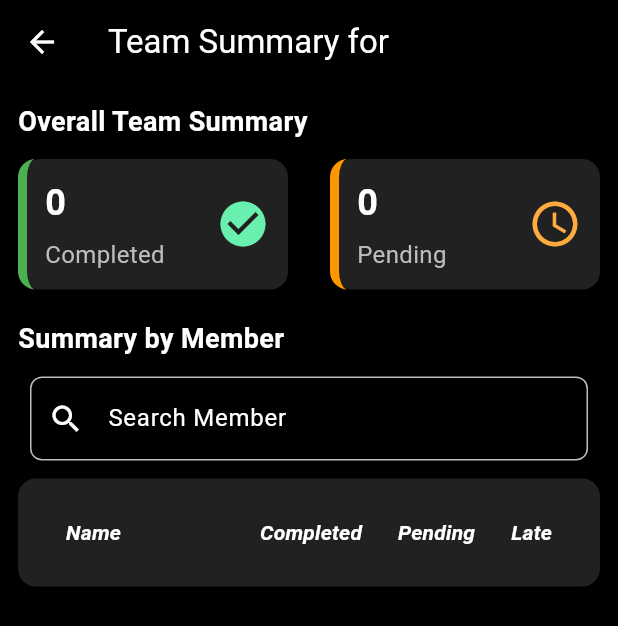
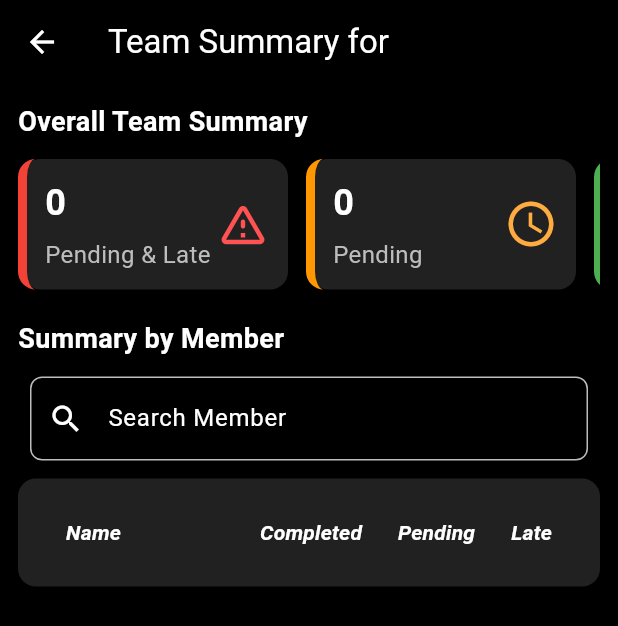
Before and after one commit to DevTapGym/to_do_list_app, a Flutter app: the TeamSummaryPage screen opened directly with empty values, on a phone screen of 412 x 824 dp. Shown: the top 626 px of the screen. Run offline on Flutter 3.47's test engine with Material 3 defaults, Android fonts, the phone set to English and light mode, and no system bars; our stand-ins replace dio, firebase_auth, firebase_core, fl_chart, flutter_bloc, flutter_local_notifications and 8 more; missing offline and left inert: image_gallery_saver_plus, mobile_scanner; accounts and stored records are empty.

Commit message:
Update Pending&Late

```diff
--- a/lib/screens/team/TeamSummaryPage.dart
+++ b/lib/screens/team/TeamSummaryPage.dart
@@ -47,13 +47,21 @@ class _TeamSummaryPageState extends State<TeamSummaryPage> {
 
   @override
   Widget build(BuildContext context) {
+    final now = DateTime.now();
     final colors = AppThemeConfig.getColors(context);
-
+    final isDark = widget.isDark;
     int teamCompletedTasksCount =
         widget.allTeamTasks.where((task) => task.isCompleted).length;
     int teamPendingTasksCount =
-        widget.allTeamTasks.where((task) => !task.isCompleted).length;
-
+        widget.allTeamTasks.where((task) => !task.isCompleted && task.deadline.isAfter(now)).length;
+    int teamPendingLateTasksCount =
+                    widget.allTeamTasks
+                        .where(
+                          (task) =>
+                              !task.isCompleted &&
+                              task.deadline.isBefore(DateTime.now()),
+                        )
+                        .length;
     final filteredMembers =
         widget.team.teamMembers.where((member) {
           final userName = member.user?.name.toLowerCase() ?? '';
@@ -84,28 +92,50 @@ class _TeamSummaryPageState extends State<TeamSummaryPage> {
                 ),
               ),
               const SizedBox(height: 12),
-              Row(
-                mainAxisAlignment: MainAxisAlignment.spaceBetween,
+              SingleChildScrollView(
+                    scrollDirection: Axis.horizontal,
+                    child: Row(
                       children: [
-                  SummaryCard(
+                        Padding(
+                          padding: const EdgeInsets.only(right: 12.0),
+                          child: SummaryCard(
+                            title: "Pending & Late",
+                            value: teamPendingLateTasksCount.toString(),
+                            icon: Icons.warning_amber_rounded,
+                            borderColor:
+                                isDark ? Colors.red.shade900 : Colors.red,
+                            iconColor:
+                                isDark
+                                    ? Colors.redAccent.shade100
+                                    : Colors.redAccent,
+                          ),
+                        ),
+                        Padding(
+                          padding: const EdgeInsets.only(right: 12.0),
+                          child: SummaryCard(
+                            title: "Pending",
+                            value: teamPendingTasksCount.toString(),
+                            icon: Icons.access_time,
+                            borderColor:
+                                isDark ? Colors.orange.shade900 : Colors.orange,
+                            iconColor:
+                                isDark ? Colors.orange : Colors.orangeAccent,
+                          ),
+                        ),
+                        Padding(
+                          padding: const EdgeInsets.only(right: 12.0),
+                          child: SummaryCard(
                             title: "Completed",
                             value: teamCompletedTasksCount.toString(),
                             icon: Icons.check_circle,
                             borderColor:
-                        widget.isDark ? Colors.green.shade600 : Colors.green,
+                                isDark ? Colors.green.shade600 : Colors.green,
                             iconColor:
-                        widget.isDark ? Colors.green : Colors.greenAccent,
+                                isDark ? Colors.green : Colors.greenAccent,
                           ),
-                  SummaryCard(
-                    title: "Pending",
-                    value: teamPendingTasksCount.toString(),
-                    icon: Icons.access_time,
-                    borderColor:
-                        widget.isDark ? Colors.orange.shade900 : Colors.orange,
-                    iconColor:
-                        widget.isDark ? Colors.orange : Colors.orangeAccent,
                         ),
                       ],
+                    ),
                   ),
               const SizedBox(height: 20),
 
```
Also changed, not shown: lib/screens/team/group_detail.dart (+104 -31 lines). Lines whose indentation alone changed are shown as unchanged.
